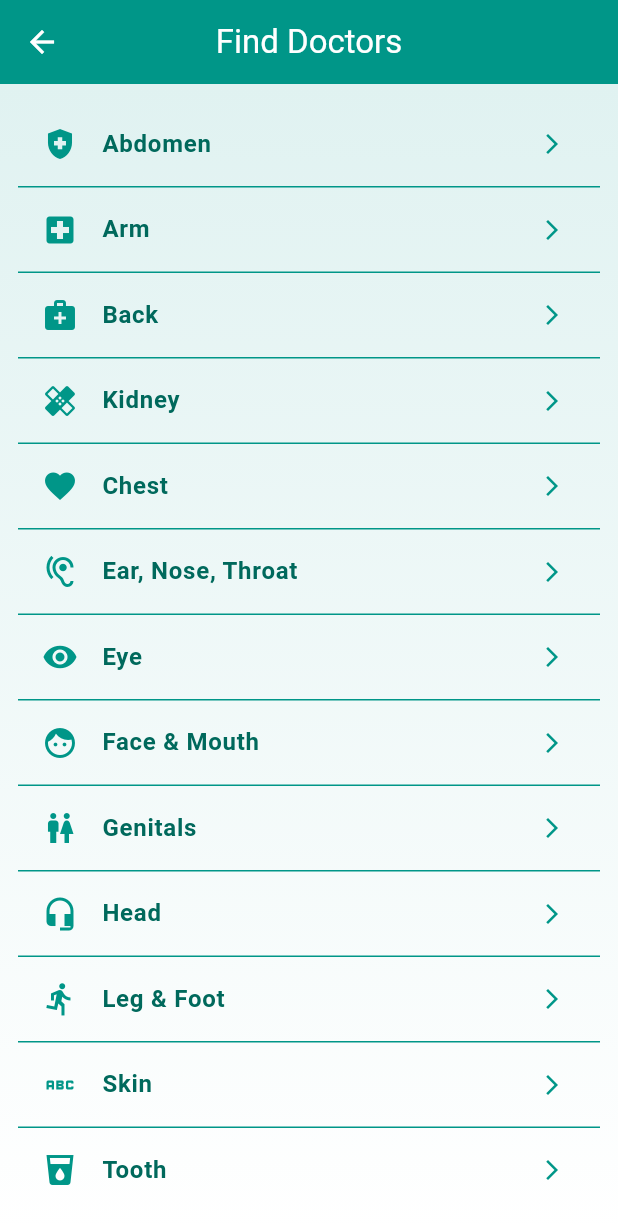
After one commit to riazulrocky/Health-Expert-Flutter-App, a Flutter app: the FindDoctorsPage screen opened directly, on a phone screen of 412 x 824 dp. The commit adds this screen. Shown: the top 1224 px of the screen. Run offline on Flutter 3.47's test engine with Material 3 defaults, Android fonts, the phone set to English and light mode, and no system bars.

Commit message:
find doctor

```diff
--- /dev/null
+++ b/lib/find_doctors/find_doctors.dart
@@ -0,0 +1,75 @@
+import 'package:flutter/material.dart';
+import 'package:health_app/ibw_calculator.dart';
+
+class FindDoctorsPage extends StatelessWidget {
+  FindDoctorsPage({super.key});
+
+  final List<Map<String, dynamic>> _bodyParts = [
+    {'name': 'Abdomen', 'icon': Icons.health_and_safety},
+    {'name': 'Arm', 'icon': Icons.local_hospital},
+    {'name': 'Back', 'icon': Icons.medical_services},
+    {'name': 'Kidney', 'icon': Icons.healing},
+    {'name': 'Chest', 'icon': Icons.favorite},
+    {'name': 'Ear, Nose, Throat', 'icon': Icons.hearing},
+    {'name': 'Eye', 'icon': Icons.remove_red_eye},
+    {'name': 'Face & Mouth', 'icon': Icons.face},
+    {'name': 'Genitals', 'icon': Icons.wc},
+    {'name': 'Head', 'icon': Icons.headset_mic},
+    {'name': 'Leg & Foot', 'icon': Icons.directions_run},
+    {'name': 'Skin', 'icon': Icons.abc},
+    {'name': 'Tooth', 'icon': Icons.local_drink},
+  ];
+
+  Widget _buildBodyPartItem(BuildContext context, Map<String, dynamic> part) {
+    return ListTile(
+      leading: Icon(part['icon'] as IconData, color: Colors.teal),
+      title: Text(
+        part['name'],
+        style: TextStyle(
+          fontSize: 16,
+          fontWeight: FontWeight.w600,
+          color: Colors.teal.shade800,
+        ),
+      ),
+      trailing: const Icon(Icons.arrow_forward_ios, size: 16, color: Colors.teal),
+      onTap: () {
+        // Navigate to BMICalculatorScreen
+        Navigator.push(
+          context,
+          MaterialPageRoute(builder: (_) => const IBWCalculatorScreen()),
+        );
+      },
+    );
+  }
+
+  @override
+  Widget build(BuildContext context) {
+    return Scaffold(
+      appBar: AppBar(
+        title: const Text(
+          'Find Doctors',
+          style: TextStyle(color: Colors.white),
+        ),
+        backgroundColor: Colors.teal,
+        centerTitle: true,
+        iconTheme: IconThemeData(color: Colors.white),
+      ),
+      body: Container(
+        padding: const EdgeInsets.all(12),
+        decoration: BoxDecoration(
+          gradient: LinearGradient(
+            begin: Alignment.topCenter,
+            end: Alignment.bottomCenter,
+            colors: [Colors.teal.shade50, Colors.white],
+          ),
+        ),
+        child: ListView.separated(
+          itemCount: _bodyParts.length,
+          separatorBuilder: (_, __) => const Divider(height: 1, color: Colors.teal),
+          itemBuilder: (context, index) =>
+              _buildBodyPartItem(context, _bodyParts[index]),
+        ),
+      ),
+    );
+  }
+}
--- /dev/null
+++ b/lib/find_doctors_page.dart
@@ -0,0 +1 @@
+// TODO Implement this library.
--- a/lib/home_page.dart
+++ b/lib/home_page.dart
@@ -4,6 +4,9 @@ import 'package:health_app/bmi_calculator.dart';
 import 'package:health_app/ibw_calculator.dart';
 import 'package:health_app/hospital_page.dart';
 import 'package:health_app/ambulance_page.dart';
+import 'package:health_app/find_doctors_page.dart';
+
+import 'find_doctors/find_doctors.dart';
 
 class HomePage extends StatelessWidget {
   const HomePage({super.key});
@@ -24,13 +27,7 @@ class HomePage extends StatelessWidget {
   Widget build(BuildContext context) {
     return Scaffold(
       appBar: AppBar(
-        title: const Text(
-          'Health Expert',
-          style: TextStyle(
-            color: Colors.white,
-            fontWeight: FontWeight.bold,
-          ),
-        ),
+        title: const Text('Health Expert', style: TextStyle(color: Colors.white, fontWeight: FontWeight.bold)),
         backgroundColor: Colors.teal,
         centerTitle: true,
         elevation: 0,
@@ -120,7 +117,7 @@ class _QuickActionsGrid extends StatelessWidget {
             itemCount: HomePage.quickActions.length,
             itemBuilder: (context, index) {
               final action = HomePage.quickActions[index];
-              return _QuickActionCard(icon: action['icon']!, label: action['label']!);
+              return _QuickActionCard(icon: action['icon'], label: action['label']);
             },
           ),
         ],
@@ -142,54 +139,24 @@ class _QuickActionCard extends StatelessWidget {
       shape: RoundedRectangleBorder(borderRadius: BorderRadius.circular(10)),
       child: InkWell(
         onTap: () {
-          // Navigate based on label
           if (label.contains('BMI')) {
-            Navigator.push(
-              context,
-              MaterialPageRoute(builder: (_) => BMICalculatorScreen()),
-            );
+            Navigator.push(context, MaterialPageRoute(builder: (_) => BMICalculatorScreen()));
           } else if (label.contains('IBW')) {
-            Navigator.push(
-              context,
-              MaterialPageRoute(builder: (_) => IBWCalculatorScreen()),
-            );
+            Navigator.push(context, MaterialPageRoute(builder: (_) => IBWCalculatorScreen()));
           } else if (label.contains('Hospital')) {
-            Navigator.push(
-              context,
-              MaterialPageRoute(builder: (_) => HospitalPage()),
-            );
+            Navigator.push(context, MaterialPageRoute(builder: (_) => HospitalPage()));
           } else if (label.contains('Ambulance')) {
-            Navigator.push(
-              context,
-              MaterialPageRoute(builder: (_) => AmbulancePage()),
-            );
+            Navigator.push(context, MaterialPageRoute(builder: (_) => AmbulancePage()));
           } else if (label.contains('Blood')) {
-            Navigator.push(
-              context,
-              MaterialPageRoute(builder: (_) => BloodBankPage()),
-            );
+            Navigator.push(context, MaterialPageRoute(builder: (_) => BloodBankPage()));
           } else if (label.contains('Find')) {
-            Navigator.push(
-              context,
-              MaterialPageRoute(builder: (_) => BMICalculatorScreen()),
-            );
+            Navigator.push(context, MaterialPageRoute(builder: (_) => FindDoctorsPage()));
           } else if (label.contains('Food')) {
-            Navigator.push(
-              context,
-              MaterialPageRoute(builder: (_) => BMICalculatorScreen()),
-            );
+            Navigator.push(context, MaterialPageRoute(builder: (_) => BMICalculatorScreen()));
           } else if (label.contains('Disease')) {
-            Navigator.push(
-              context,
-              MaterialPageRoute(builder: (_) => BMICalculatorScreen()),
-            );
+            Navigator.push(context, MaterialPageRoute(builder: (_) => BMICalculatorScreen()));
           } else if (label.contains('Medi')) {
-            Navigator.push(
-              context,
-              MaterialPageRoute(builder: (_) => BMICalculatorScreen()),
-            );
-          } else {
-            print('Tapped: $label');
+            Navigator.push(context, MaterialPageRoute(builder: (_) => BMICalculatorScreen()));
           }
         },
         child: Padding(
@@ -198,7 +165,7 @@ class _QuickActionCard extends StatelessWidget {
             mainAxisAlignment: MainAxisAlignment.center,
             children: [
               Icon(icon, size: 30, color: Colors.teal),
-              SizedBox(height: 8),
+              const SizedBox(height: 8),
               Text(label, textAlign: TextAlign.center, style: TextStyle(fontSize: 12, fontWeight: FontWeight.bold)),
             ],
           ),
```
